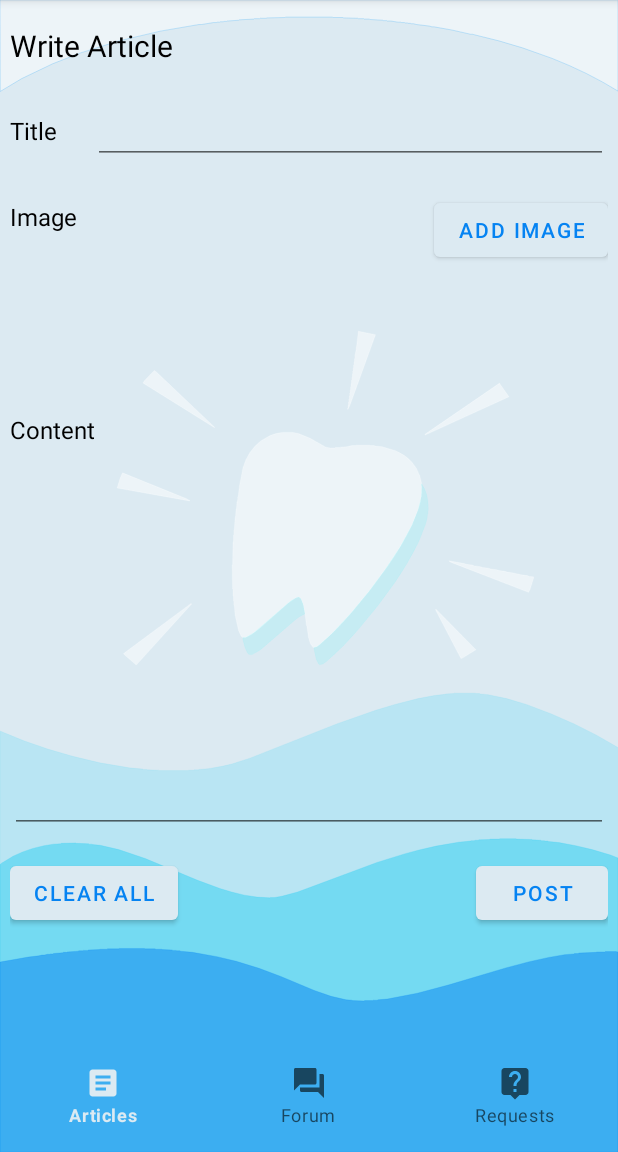
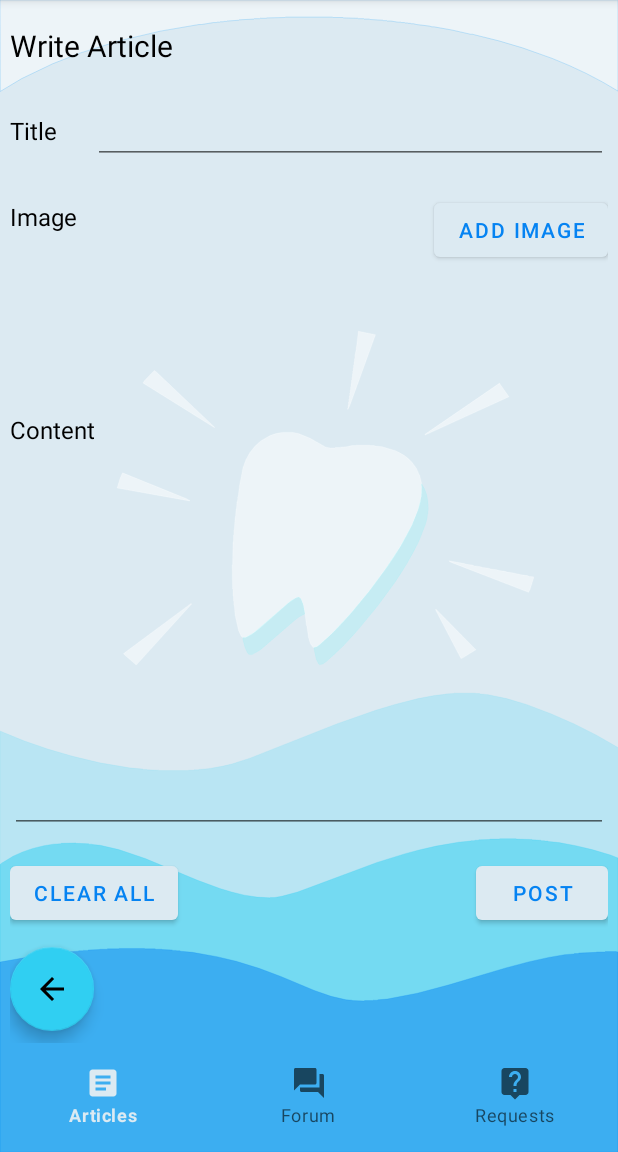
Before and after one commit to BryantPirih/projectMdpAI, an Android app: the fragment DoctorWriteFragment placed in its activity, on a phone screen of 412 x 824 dp, the part 84-1236 px from its top. Run offline under Robolectric (Android 15) with nearby library versions, the phone set to English and light mode, and no system bars; our stand-ins replace Firebase (no records; nobody signed in at launch, a user with empty details on screens opened directly); pictures from the network do not load.

Commit message:
update btn back article

```diff
--- a/app/src/main/java/com/bryant/projectmdpai/profile.java
+++ b/app/src/main/java/com/bryant/projectmdpai/profile.java
@@ -167,7 +167,7 @@ public class profile extends AppCompatActivity {
                                 FirebaseDatabase root = FirebaseDatabase.getInstance(getResources().getString(R.string.url_db));
                                 root.getReference("users/"+uid+"/password").setValue(newPassword);
                                 makeToast("Password Reset Successfully!");
-                            }).addOnFailureListener(e -> makeToast("Password Reset Failed. Password Should be at least 6 characters!"));
+                            }).addOnFailureListener(e -> makeToast(e + " Password Reset Failed. Password Should be at least 6 characters!"));
                         }catch (Exception exception){
                             System.out.println(exception);
                         }
--- a/app/src/main/res/layout/fragment_doctor_write.xml
+++ b/app/src/main/res/layout/fragment_doctor_write.xml
@@ -127,4 +127,14 @@
         app:layout_constraintEnd_toEndOf="parent"
         app:layout_constraintStart_toStartOf="parent"
         app:layout_constraintTop_toTopOf="parent" />
+
+    <com.google.android.material.floatingactionbutton.FloatingActionButton
+        android:id="@+id/btnBackToHomeD"
+        android:layout_width="wrap_content"
+        android:layout_height="wrap_content"
+        android:layout_marginBottom="8dp"
+        android:clickable="true"
+        android:src="@drawable/ic_baseline_arrow_back_24"
+        app:layout_constraintBottom_toBottomOf="parent"
+        app:layout_constraintStart_toStartOf="parent" />
 </androidx.constraintlayout.widget.ConstraintLayout>
```
Also changed, not shown: app/src/main/java/com/bryant/projectmdpai/DoctorFragment/DoctorWriteFragment.java (+10 -0 lines).
